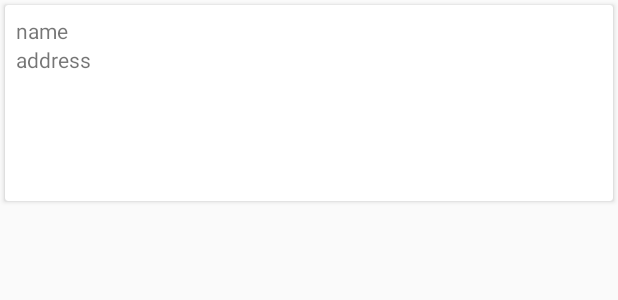
After one commit to kayladonovan/project-lab01-group7-circleci, an Android app: the layout activity_clinics_adapter.xml on its own in the app's theme, with its tools: preview values and no code run, on a phone screen of 412 x 824 dp. The commit adds this screen. Shown: the top 300 px of the screen. Run offline under Robolectric (Android 15) with nearby library versions, the phone set to English and light mode, and no system bars.

Commit message:
temp commit

```diff
--- a/WalkinClinic/app/build.gradle
+++ b/WalkinClinic/app/build.gradle
@@ -54,7 +54,7 @@ dependencies {
     implementation 'com.google.firebase:firebase-database:17.0.0'
     implementation 'com.google.firebase:firebase-core:16.0.4'
     implementation 'com.firebase:firebase-client-android:2.5.0'
-
+    implementation 'androidx.recyclerview:recyclerview:1.1.0'
 
 }
 
--- a/WalkinClinic/app/src/main/AndroidManifest.xml
+++ b/WalkinClinic/app/src/main/AndroidManifest.xml
@@ -11,7 +11,9 @@
         android:roundIcon="@mipmap/ic_launcher_round"
         android:supportsRtl="true"
         android:theme="@style/AppTheme">
-        <activity android:name=".SearchByProvidedServices"></activity>
+        <activity android:name=".ClinicsAdapter"></activity>
+        <activity android:name=".Recycler" />
+        <activity android:name=".SearchByProvidedServices" />
         <activity android:name=".SearchByHours" />
         <activity android:name=".SearchByAddress" />
         <activity android:name=".ListOfClinics" />
--- a/WalkinClinic/app/src/main/java/com/example/walkinclinicv01/ClinicSearchDirect.java
+++ b/WalkinClinic/app/src/main/java/com/example/walkinclinicv01/ClinicSearchDirect.java
@@ -10,7 +10,7 @@ public class ClinicSearchDirect extends AppCompatActivity implements View.OnClic
     @Override
     protected void onCreate(Bundle savedInstanceState){
         super.onCreate(savedInstanceState);
-        setContentView(R.layout.activity_testclinic_search);
+        //setContentView(R.layout.activity_testclinic_search);
 
 
     }
--- a/WalkinClinic/app/src/main/java/com/example/walkinclinicv01/ListOfClinics.java
+++ b/WalkinClinic/app/src/main/java/com/example/walkinclinicv01/ListOfClinics.java
@@ -34,7 +34,7 @@ public class ListOfClinics extends AppCompatActivity {
     protected void onCreate(Bundle savedInstanceState) {
         super.onCreate(savedInstanceState);
         setContentView(R.layout.activity_list_of_clinics);
-        linearLayout = findViewById(R.id.linearLayout);
+        //linearLayout = findViewById(R.id.linearLayout);
 
         /*Determines number of Clinics in the DB by calling getChildrenCount() and storing the value as an integer
         needed to determine the size of the for loop*/
--- a/WalkinClinic/app/src/main/java/com/example/walkinclinicv01/SearchByProvidedServices.java
+++ b/WalkinClinic/app/src/main/java/com/example/walkinclinicv01/SearchByProvidedServices.java
@@ -24,7 +24,7 @@ public class SearchByProvidedServices extends AppCompatActivity implements View.
                 break;
 
             case R.id.searchBtn:
-                startActivity(new Intent(SearchByProvidedServices.this, ListOfClinics.class));
+                startActivity(new Intent(SearchByProvidedServices.this, Recycler.class));
                 break;
         }
     }
--- /dev/null
+++ b/WalkinClinic/app/src/main/res/layout/activity_clinics_adapter.xml
@@ -0,0 +1,65 @@
+<?xml version="1.0" encoding="utf-8"?>
+<RelativeLayout
+    xmlns:android="http://schemas.android.com/apk/res/android"
+    android:layout_width="match_parent"
+    android:layout_height="wrap_content">
+
+    <android.support.v7.widget.CardView
+        android:layout_width="match_parent"
+        android:layout_height="wrap_content"
+        android:layout_alignParentTop="true"
+        android:layout_marginStart="3dp"
+        android:layout_marginLeft="3dp"
+        android:layout_marginTop="3dp"
+        android:layout_marginEnd="3dp"
+        android:layout_marginRight="3dp"
+        android:layout_marginBottom="3dp">
+
+        <LinearLayout
+            android:layout_width="match_parent"
+            android:layout_height="wrap_content"
+            android:orientation="vertical"
+            android:padding="7dp">
+
+
+            <TextView
+                android:id="@+id/name"
+                android:layout_width="match_parent"
+                android:layout_height="wrap_content"
+                android:text="name" />
+
+            <TextView
+                android:id="@+id/address"
+                android:layout_width="match_parent"
+                android:layout_height="wrap_content"
+                android:text="address" />
+
+            <TextView
+                android:id="@+id/day"
+                android:layout_width="match_parent"
+                android:layout_height="wrap_content"
+                android:text="" />
+
+            <TextView
+                android:id="@+id/startTime"
+                android:layout_width="match_parent"
+                android:layout_height="wrap_content"
+                android:text="" />
+
+            <TextView
+                android:id="@+id/endTime"
+                android:layout_width="match_parent"
+                android:layout_height="wrap_content"
+                android:text="" />
+
+            <TextView
+                android:id="@+id/service"
+                android:layout_width="match_parent"
+                android:layout_height="wrap_content"
+                android:text="" />
+
+
+        </LinearLayout>
+    </android.support.v7.widget.CardView>
+
+</RelativeLayout>
```
Also changed, not shown: WalkinClinic/app/src/main/java/com/example/walkinclinicv01/Clinic.java (+10 -5 lines), WalkinClinic/app/src/main/java/com/example/walkinclinicv01/ClinicsAdapter.java (added, +71 -0 lines), WalkinClinic/app/src/main/java/com/example/walkinclinicv01/Recycler.java (added, +76 -0 lines), WalkinClinic/app/src/main/res/layout/activity_recycler.xml (added, +13 -0 lines), WalkinClinic/app/src/main/res/layout/activity_search_by_hours.xml (+17 -0 lines).
